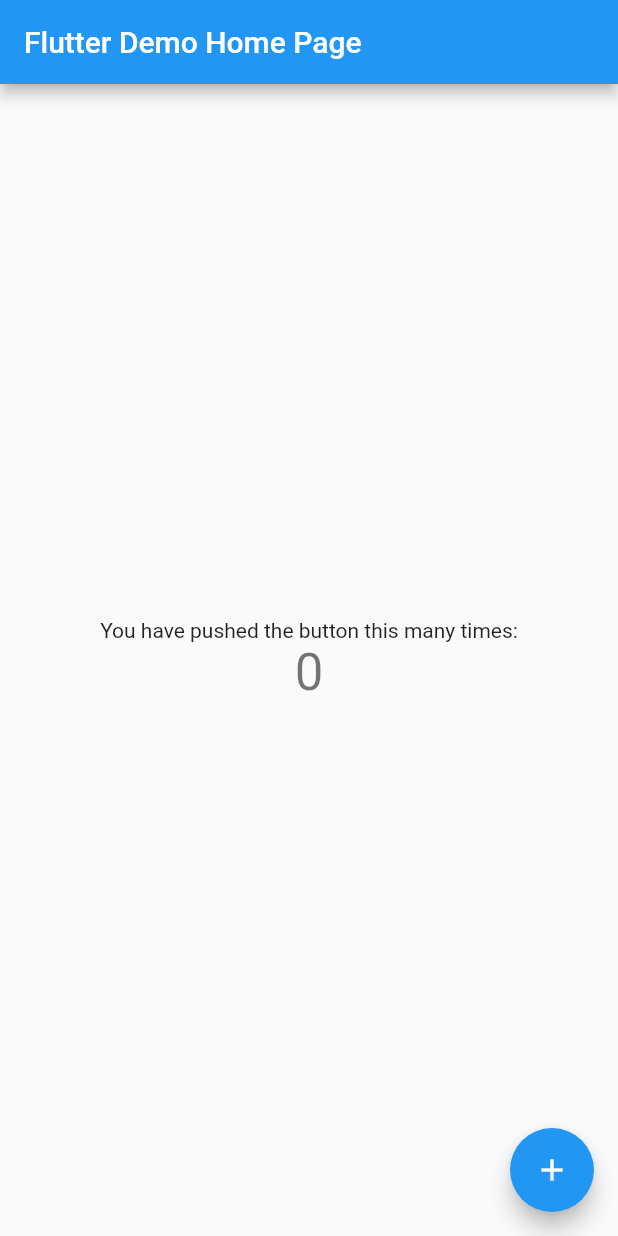
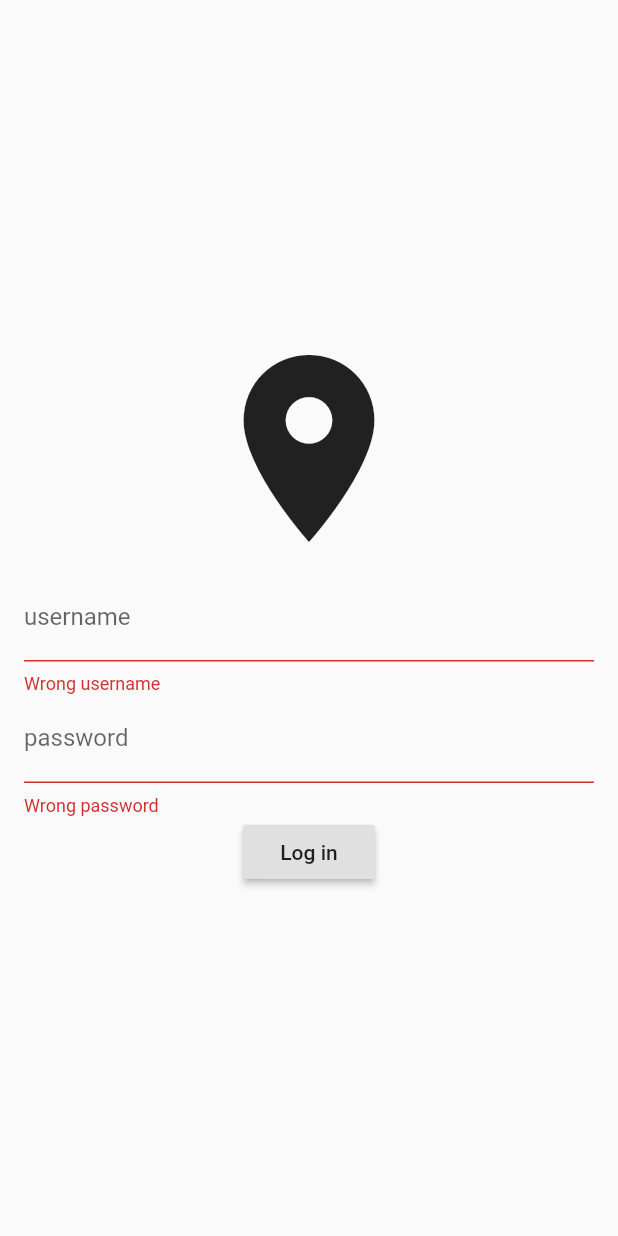
Before and after one commit to cezaryzelisko/gps-tracker-mobile, a Flutter app: the screen it shows after launch, on a phone screen of 412 x 824 dp. Run offline on Flutter 3.47's test engine with Material 2 defaults, Android fonts, the phone set to English and light mode, and no system bars; accounts and stored records are empty.

```diff
--- a/lib/main.dart
+++ b/lib/main.dart
@@ -1,117 +1,31 @@
 import 'package:flutter/material.dart';
+import 'package:gps_tracker_mobile/providers/user_provider.dart';
+import 'package:gps_tracker_mobile/screens/home_screen.dart';
+
+import 'package:gps_tracker_mobile/screens/login_screen.dart';
+import 'package:provider/provider.dart';
 
 void main() {
   runApp(MyApp());
 }
 
 class MyApp extends StatelessWidget {
-  // This widget is the root of your application.
   @override
   Widget build(BuildContext context) {
-    return MaterialApp(
-      title: 'Flutter Demo',
-      theme: ThemeData(
-        // This is the theme of your application.
-        //
-        // Try running your application with "flutter run". You'll see the
-        // application has a blue toolbar. Then, without quitting the app, try
-        // changing the primarySwatch below to Colors.green and then invoke
-        // "hot reload" (press "r" in the console where you ran "flutter run",
-        // or simply save your changes to "hot reload" in a Flutter IDE).
-        // Notice that the counter didn't reset back to zero; the application
-        // is not restarted.
-        primarySwatch: Colors.blue,
-        // This makes the visual density adapt to the platform that you run
-        // the app on. For desktop platforms, the controls will be smaller and
-        // closer together (more dense) than on mobile platforms.
-        visualDensity: VisualDensity.adaptivePlatformDensity,
+    return MultiProvider(
+      providers: [
+        ChangeNotifierProvider(create: (ctx) => UserProvider()),
+      ],
+      child: Consumer<UserProvider>(
+        builder: (context, user, child) => MaterialApp(
+          title: 'GPS Tracker',
+          theme: ThemeData(
+            primarySwatch: Colors.blue,
+            visualDensity: VisualDensity.adaptivePlatformDensity,
+          ),
+          home: user.isLoggedIn() ? HomeScreen() : LoginScreen(),
+        ),
       ),
-      home: MyHomePage(title: 'Flutter Demo Home Page'),
     );
   }
 }
-
-class MyHomePage extends StatefulWidget {
-  MyHomePage({Key key, this.title}) : super(key: key);
-
-  // This widget is the home page of your application. It is stateful, meaning
-  // that it has a State object (defined below) that contains fields that affect
-  // how it looks.
-
-  // This class is the configuration for the state. It holds the values (in this
-  // case the title) provided by the parent (in this case the App widget) and
-  // used by the build method of the State. Fields in a Widget subclass are
-  // always marked "final".
-
-  final String title;
-
-  @override
-  _MyHomePageState createState() => _MyHomePageState();
-}
-
-class _MyHomePageState extends State<MyHomePage> {
-  int _counter = 0;
-
-  void _incrementCounter() {
-    setState(() {
-      // This call to setState tells the Flutter framework that something has
-      // changed in this State, which causes it to rerun the build method below
-      // so that the display can reflect the updated values. If we changed
-      // _counter without calling setState(), then the build method would not be
-      // called again, and so nothing would appear to happen.
-      _counter++;
-    });
-  }
-
-  @override
-  Widget build(BuildContext context) {
-    // This method is rerun every time setState is called, for instance as done
-    // by the _incrementCounter method above.
-    //
-    // The Flutter framework has been optimized to make rerunning build methods
-    // fast, so that you can just rebuild anything that needs updating rather
-    // than having to individually change instances of widgets.
-    return Scaffold(
-      appBar: AppBar(
-        // Here we take the value from the MyHomePage object that was created by
-        // the App.build method, and use it to set our appbar title.
-        title: Text(widget.title),
-      ),
-      body: Center(
-        // Center is a layout widget. It takes a single child and positions it
-        // in the middle of the parent.
-        child: Column(
-          // Column is also a layout widget. It takes a list of children and
-          // arranges them vertically. By default, it sizes itself to fit its
-          // children horizontally, and tries to be as tall as its parent.
-          //
-          // Invoke "debug painting" (press "p" in the console, choose the
-          // "Toggle Debug Paint" action from the Flutter Inspector in Android
-          // Studio, or the "Toggle Debug Paint" command in Visual Studio Code)
-          // to see the wireframe for each widget.
-          //
-          // Column has various properties to control how it sizes itself and
-          // how it positions its children. Here we use mainAxisAlignment to
-          // center the children vertically; the main axis here is the vertical
-          // axis because Columns are vertical (the cross axis would be
-          // horizontal).
-          mainAxisAlignment: MainAxisAlignment.center,
-          children: <Widget>[
-            Text(
-              'You have pushed the button this many times:',
-            ),
-            Text(
-              '$_counter',
-              style: Theme.of(context).textTheme.headline4,
-            ),
-          ],
-        ),
-      ),
-      floatingActionButton: FloatingActionButton(
-        onPressed: _incrementCounter,
-        tooltip: 'Increment',
-        child: Icon(Icons.add),
-      ), // This trailing comma makes auto-formatting nicer for build methods.
-    );
-  }
-}
--- /dev/null
+++ b/lib/models/user.dart
@@ -0,0 +1,11 @@
+class User {
+  String accessToken;
+  String refreshToken;
+
+  User({this.accessToken, this.refreshToken});
+
+  void fromMap(dynamic data) {
+    accessToken = data['access'];
+    refreshToken = data['refresh'];
+  }
+}
--- /dev/null
+++ b/lib/providers/user_provider.dart
@@ -0,0 +1,39 @@
+import 'package:flutter/widgets.dart';
+import 'package:gps_tracker_mobile/utils/http_tools.dart';
+import 'package:http/http.dart' as http;
+import 'dart:convert' as convert;
+
+import 'package:gps_tracker_mobile/models/user.dart';
+
+class UserProvider with ChangeNotifier {
+  User _user;
+  var error = '';
+
+  UserProvider() {
+    _user = User();
+  }
+
+  Future<void> login(String username, String password) async {
+    var body = {
+      'username': username,
+      'password': password,
+    };
+    var response = await http.post(
+      getUrl('auth', 'obtain_token'),
+      body: convert.jsonEncode(body),
+      headers: {'Content-Type': 'application/json'},
+    );
+
+    if (response.statusCode == 200) {
+      _user.fromMap(convert.jsonDecode(response.body));
+      error = '';
+    } else {
+      error = 'Unable to log in';
+    }
+    notifyListeners();
+  }
+
+  bool isLoggedIn() {
+    return _user.accessToken != null;
+  }
+}
--- /dev/null
+++ b/lib/screens/login_screen.dart
@@ -0,0 +1,84 @@
+import 'package:flutter/material.dart';
+import 'package:gps_tracker_mobile/providers/user_provider.dart';
+import 'package:provider/provider.dart';
+
+class LoginScreen extends StatefulWidget {
+  @override
+  _LoginScreenState createState() => _LoginScreenState();
+}
+
+class _LoginScreenState extends State<LoginScreen> {
+  static final _formKey = GlobalKey<FormState>();
+  var _username = '';
+  var _password = '';
+
+  void loginHandler(UserProvider provider) {
+    FocusScope.of(context).unfocus();
+    if (_formKey.currentState.validate()) {
+      _formKey.currentState.save();
+      provider.login(_username, _password);
+    }
+  }
+
+  @override
+  Widget build(BuildContext context) {
+    var userProvider = context.watch<UserProvider>();
+
+    return Scaffold(
+      body: Column(
+        mainAxisAlignment: MainAxisAlignment.center,
+        children: [
+          Icon(
+            Icons.location_on,
+            size: 150,
+          ),
+          if (userProvider.error.length > 0)
+            Padding(
+              padding: const EdgeInsets.symmetric(vertical: 8, horizontal: 16),
+              child: Text(userProvider.error),
+            ),
+          Padding(
+            padding: const EdgeInsets.symmetric(vertical: 8, horizontal: 16),
+            child: Form(
+              key: _formKey,
+              autovalidate: true,
+              child: Column(
+                children: [
+                  TextFormField(
+                    decoration: InputDecoration(labelText: 'username'),
+                    validator: (value) {
+                      if (value.length >= 3) {
+                        return null;
+                      } else {
+                        return 'Wrong username';
+                      }
+                    },
+                    initialValue: _username,
+                    onSaved: (newValue) => _username = newValue,
+                  ),
+                  TextFormField(
+                    decoration: InputDecoration(labelText: 'password'),
+                    validator: (value) {
+                      if (value.length >= 6) {
+                        return null;
+                      } else {
+                        return 'Wrong password';
+                      }
+                    },
+                    initialValue: _password,
+                    onSaved: (newValue) => _password = newValue,
+                    obscureText: true,
+                  ),
+                  RaisedButton(
+                    child: Text('Log in'),
+                    onPressed: () => loginHandler(userProvider),
+                  ),
+                ],
+              ),
+            ),
+          )
+        ],
+      ),
+    );
+  }
+}
--- /dev/null
+++ b/lib/utils/http_tools.dart
@@ -0,0 +1,6 @@
+import 'package:gps_tracker_mobile/config.dart' show config;
+
+String getUrl(section, option) {
+  var sectionConfig = config['endpoints'][section] as Map<String, String>;
+  return [config['endpoints']['root'], section, sectionConfig[option]].join('/');
+}
--- a/pubspec.yaml
+++ b/pubspec.yaml
@@ -23,6 +23,8 @@ environment:
 dependencies:
   flutter:
     sdk: flutter
+  provider: ^4.1.2
+  http: ^0.12.1
 
 
   # The following adds the Cupertino Icons font to your application.
```
Also changed, not shown: lib/config.dart (added, +18 -0 lines), lib/screens/home_screen.dart (added, +14 -0 lines), pubspec.lock, 1 other file.
